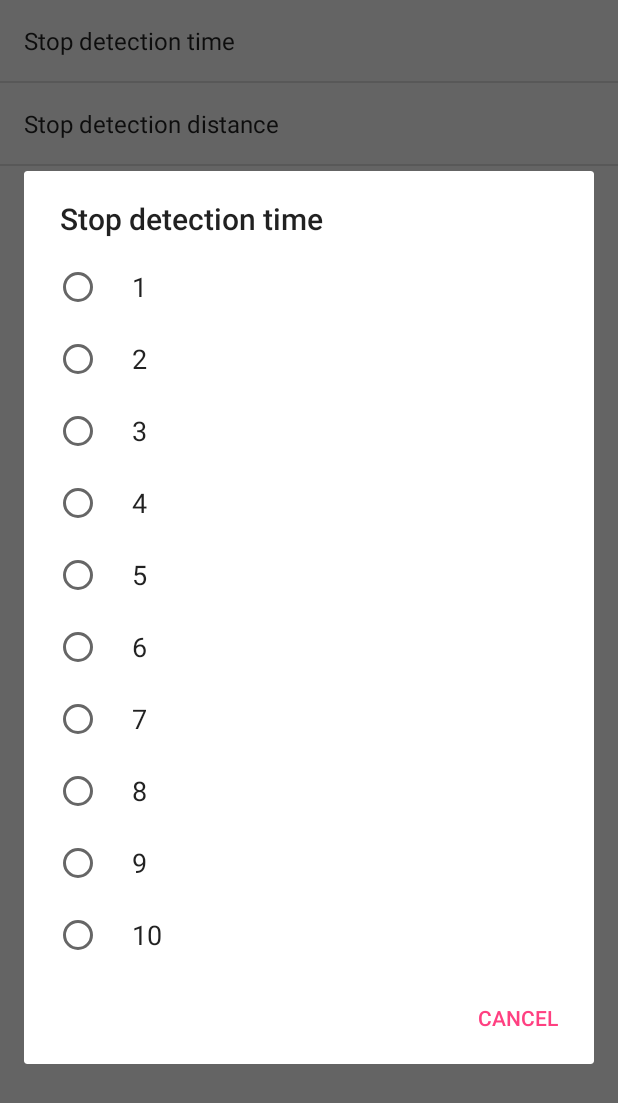
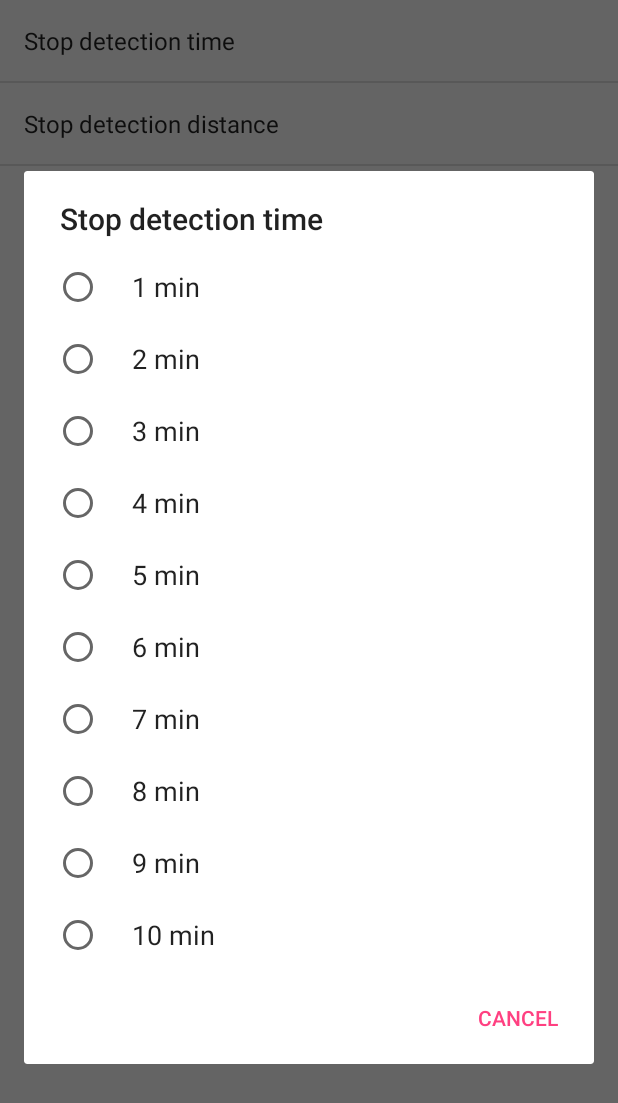
Before and after one commit to Kotomaro/Feet3, an Android app: the Feet3Preferences screen opened directly, with no data from a screen before it, after a tap on "Stop detection time", on a phone screen of 412 x 824 dp. Shown: the top 1103 px of the screen. Run offline under Robolectric (Android 15) with nearby library versions, the phone set to English and light mode, and no system bars.

Commit message:
Added settings menu

```diff
--- a/app/src/main/java/main/feet3/MainActivity.java
+++ b/app/src/main/java/main/feet3/MainActivity.java
@@ -171,16 +171,6 @@ public class MainActivity extends AppCompatActivity {
         if (position == null){
             Toast.makeText(MainActivity.this, R.string.no_location_detected, Toast.LENGTH_SHORT).show();
         }else {
-            Finding f = new Finding();
-
-            f.setLatitude(position.getLatitude());
-            f.setLongitude(position.getLongitude());
-
-            Calendar c = Calendar.getInstance();
-            SimpleDateFormat sdf = new SimpleDateFormat("dd-MM-yyyy, hh;mm a");
-            String date = sdf.format(c.getTime());
-
-            f.setDate(date);
 
             //check if location is close to an already registered one and merge
             ArrayList<Position> positions =  fDataSource.getAllPositions();
@@ -204,14 +194,23 @@ public class MainActivity extends AppCompatActivity {
               //  System.out.println("Distancia minima:" + aux);
 
                 if(location1.distanceTo(location2) < min_distance){
-                    //they are close enought, consider them the same
+                    //they are close enough, consider them the same
                     position=p;
                     break;
                 }
                 //else introduce the new position (do nothing)
             }
 
-            //
+            Finding f = new Finding();
+
+            f.setLatitude(position.getLatitude());
+            f.setLongitude(position.getLongitude());
+
+            Calendar c = Calendar.getInstance();
+            SimpleDateFormat sdf = new SimpleDateFormat("dd-MM-yyyy, hh;mm a");
+            String date = sdf.format(c.getTime());
+
+            f.setDate(date);
 
 
             fDataSource.insertPosition(position);
--- a/app/src/main/res/values/arrays.xml
+++ b/app/src/main/res/values/arrays.xml
@@ -3,16 +3,16 @@
     <string-array name="prefs_lists_array" />
 
     <string-array name="stop_detection_time">
-        <item>1</item>
-        <item>2</item>
-        <item>3</item>
-        <item>4</item>
-        <item>5</item>
-        <item>6</item>
-        <item>7</item>
-        <item>8</item>
-        <item>9</item>
-        <item>10</item>
+        <item>1 min</item>
+        <item>2 min</item>
+        <item>3 min</item>
+        <item>4 min</item>
+        <item>5 min</item>
+        <item>6 min</item>
+        <item>7 min</item>
+        <item>8 min</item>
+        <item>9 min</item>
+        <item>10 min</item>
     </string-array>
     <string-array name="stop_detection_time_millis">
         <item>60000</item>
@@ -28,13 +28,13 @@
     </string-array>
 
     <string-array name="stop_detection_distance">
-        <item>1</item>
-        <item>5</item>
-        <item>10</item>
-        <item>15</item>
-        <item>20</item>
-        <item>30</item>
-        <item>40</item>
-        <item>50</item>
+        <item>1 m</item>
+        <item>5 m</item>
+        <item>10 m</item>
+        <item>15 m</item>
+        <item>20 m</item>
+        <item>30 m</item>
+        <item>40 m</item>
+        <item>50 m</item>
     </string-array>
 </resources>
```
